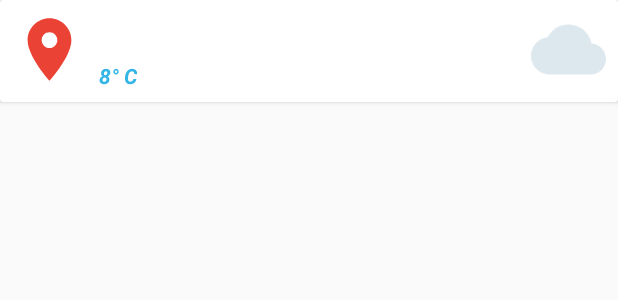
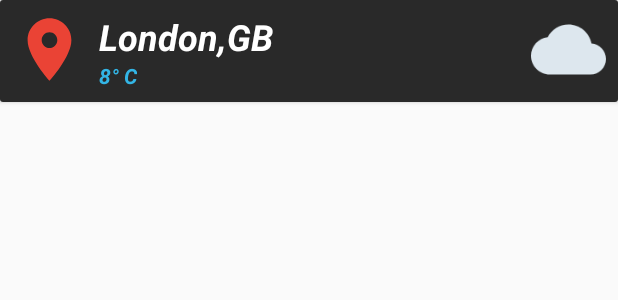
Before and after one commit to flotr18/-mobile-1-22852-weather, an Android app: the layout city_row.xml on its own in the app's theme, with its tools: preview values and no code run, on a phone screen of 412 x 824 dp. Shown: the top 300 px of the screen. Run offline under Robolectric (Android 15) with nearby library versions, the phone set to English and light mode, and no system bars.

Commit message:
Color Update + Screenshot

```diff
--- a/app/src/main/res/layout/activity_recycler_detail.xml
+++ b/app/src/main/res/layout/activity_recycler_detail.xml
@@ -5,7 +5,7 @@
     android:layout_width="match_parent"
     android:layout_height="match_parent"
     tools:context=".RecyclerDetailActivity"
-    android:background="@color/cardview_dark_background">
+    android:background="@color/colorPrimaryDark">
 
     <ImageView
         android:id="@+id/imageView"
--- a/app/src/main/res/layout/city_row.xml
+++ b/app/src/main/res/layout/city_row.xml
@@ -2,14 +2,13 @@
 <androidx.cardview.widget.CardView xmlns:android="http://schemas.android.com/apk/res/android"
     xmlns:tools="http://schemas.android.com/tools"
     android:layout_width="match_parent"
-    android:layout_height="wrap_content"
-
-    android:background="#292929">
+    android:layout_height="wrap_content">
 
     <RelativeLayout
         android:layout_width="match_parent"
         android:layout_height="match_parent"
         android:padding="8dp"
+        android:background="@color/colorPrimaryDark"
 
         >
 
--- a/app/src/main/res/values/colors.xml
+++ b/app/src/main/res/values/colors.xml
@@ -1,6 +1,6 @@
 <?xml version="1.0" encoding="utf-8"?>
 <resources>
     <color name="colorPrimary">#6200EE</color>
-    <color name="colorPrimaryDark">#3700B3</color>
+    <color name="colorPrimaryDark">#292929</color>
     <color name="colorAccent">#03DAC5</color>
 </resources>
```
Also changed, not shown: 2 other files.
